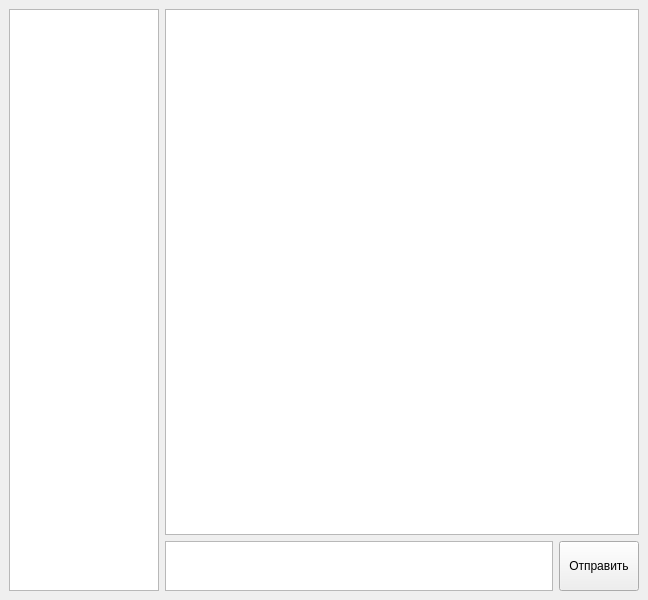
First picture: the form in geekmessenger/app/client/templates/client_window.ui, repository KirillVladimirov/python-messenger, before the edit.
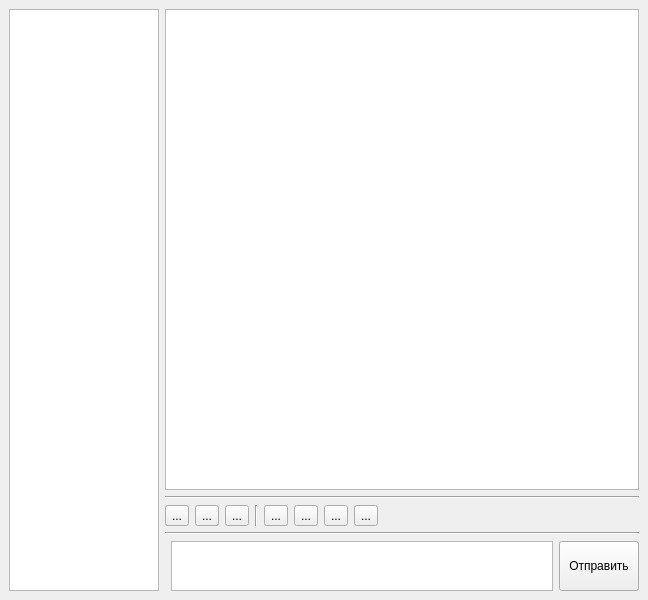
Second picture: the form after the edit. Icons and pictures are not drawn.

Commit message: add tool buttons for fonts and smiles

```diff
--- a/geekmessenger/app/client/templates/client_window.ui
+++ b/geekmessenger/app/client/templates/client_window.ui
@@ -51,11 +51,105 @@
           </property>
          </widget>
         </item>
+        <item>
+         <widget class="Line" name="line_4">
+          <property name="orientation">
+           <enum>Qt::Horizontal</enum>
+          </property>
+         </widget>
+        </item>
+        <item>
+         <layout class="QHBoxLayout" name="horizontalLayout_4">
+          <item>
+           <widget class="QToolButton" name="tb_b">
+            <property name="text">
+             <string>...</string>
+            </property>
+           </widget>
+          </item>
+          <item>
+           <widget class="QToolButton" name="tb_i">
+            <property name="text">
+             <string>...</string>
+            </property>
+           </widget>
+          </item>
+          <item>
+           <widget class="QToolButton" name="tb_u">
+            <property name="text">
+             <string>...</string>
+            </property>
+           </widget>
+          </item>
+          <item>
+           <widget class="Line" name="line_2">
+            <property name="orientation">
+             <enum>Qt::Vertical</enum>
+            </property>
+           </widget>
+          </item>
+          <item>
+           <widget class="QToolButton" name="tb_smile_1">
+            <property name="text">
+             <string>...</string>
+            </property>
+           </widget>
+          </item>
+          <item>
+           <widget class="QToolButton" name="tb_smile_2">
+            <property name="text">
+             <string>...</string>
+            </property>
+           </widget>
+          </item>
+          <item>
+           <widget class="QToolButton" name="tb_smile_3">
+            <property name="text">
+             <string>...</string>
+            </property>
+           </widget>
+          </item>
+          <item>
+           <widget class="QToolButton" name="tb_smile_4">
+            <property name="text">
+             <string>...</string>
+            </property>
+           </widget>
+          </item>
+          <item>
+           <spacer name="horizontalSpacer">
+            <property name="orientation">
+             <enum>Qt::Horizontal</enum>
+            </property>
+            <property name="sizeHint" stdset="0">
+             <size>
+              <width>40</width>
+              <height>20</height>
+             </size>
+            </property>
+           </spacer>
+          </item>
+         </layout>
+        </item>
+        <item>
+         <widget class="Line" name="line_3">
+          <property name="orientation">
+           <enum>Qt::Horizontal</enum>
+          </property>
+         </widget>
+        </item>
         <item>
          <layout class="QHBoxLayout" name="horizontalLayout">
           <property name="spacing">
            <number>6</number>
           </property>
+          <item>
+           <widget class="Line" name="line">
+            <property name="orientation">
+             <enum>Qt::Horizontal</enum>
+            </property>
+           </widget>
+          </item>
           <item>
            <widget class="QTextEdit" name="messanger_edit">
             <property name="maximumSize">
```
The commit also changes 6 other files.
